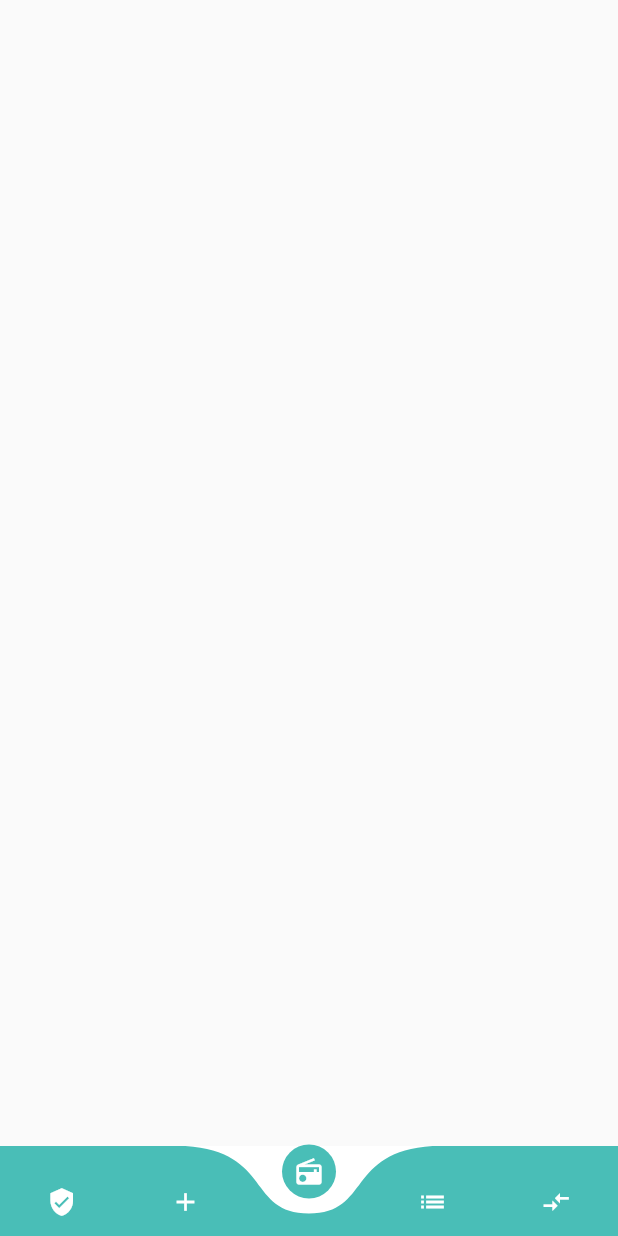
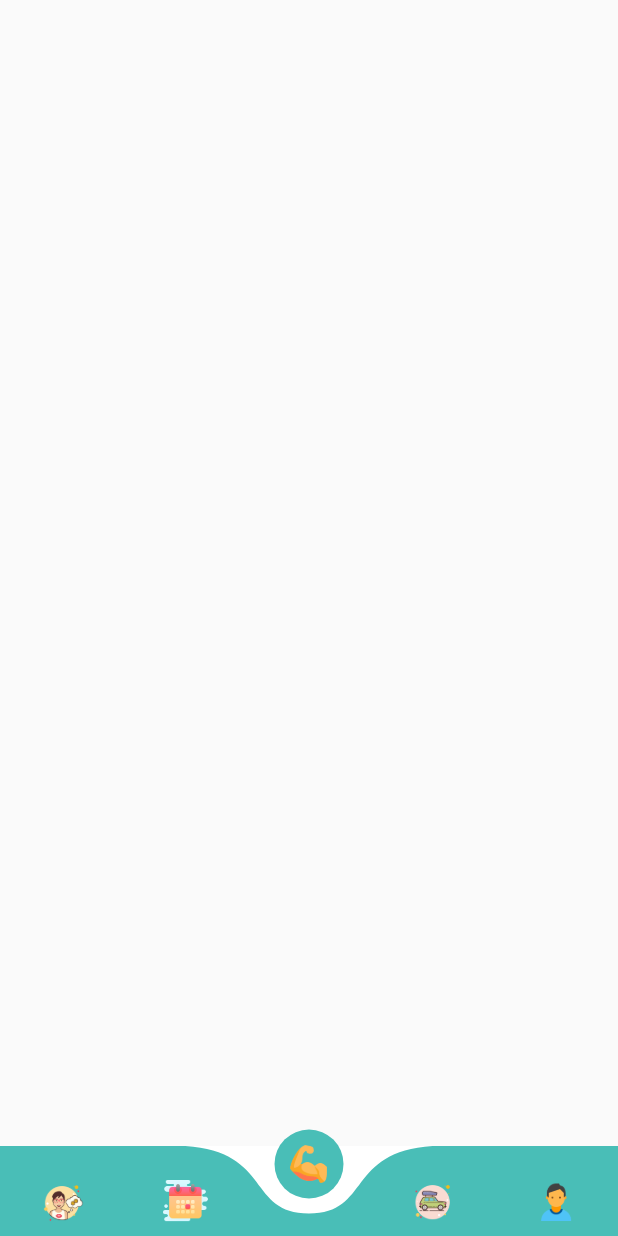
Before and after one commit to fayisode/Flex, a Flutter app: the screen it shows after launch, on a phone screen of 412 x 824 dp. Run offline on Flutter 3.47's test engine with Material 2 defaults, Android fonts, the phone set to English and light mode, and no system bars; drawn by our look-alikes of curved_navigation_bar; our stand-ins replace google_fonts, sizer.

Commit message:
Navigation Bar Image Changed

```diff
--- a/lib/screens/button-navigation/button-naviagtion.dart
+++ b/lib/screens/button-navigation/button-naviagtion.dart
@@ -21,12 +21,44 @@ class _ButtonNaviagtionState extends State<ButtonNaviagtion> {
     HomePage(),
     StashScreen()
   ];
-  final List<Icon> _icon = [
-    Icon(Icons.verified_user, size: 20, color: Colors.white),
-    Icon(Icons.add, size: 20, color: Colors.white),
-    Icon(Icons.radio, size: 20, color: Colors.white),
-    Icon(Icons.list, size: 20, color: Colors.white),
-    Icon(Icons.compare_arrows, size: 20, color: Colors.white),
+  final List<Widget> _icon = [
+    //Icon(Icons.verified_user, size: 20, color: Colors.white),
+    //
+    Image.asset(
+      "assets/images/stash.png",
+      height: 30,
+      width: 30,
+      //color: Colors.white,
+    ),
+    Image.asset(
+      "assets/images/event.png",
+      height: 30,
+      width: 30,
+      //color: Colors.white,
+    ),
+    Image.asset(
+      "assets/images/flex_image.png",
+      height: 30,
+      width: 30,
+      //color: Colors.white,
+    ),
+
+    Image.asset(
+      "assets/images/tour.png",
+      height: 30,
+      width: 30,
+      //color: Colors.white,
+    ),
+    Image.asset(
+      "assets/images/profile.png",
+      height: 30,
+      width: 30,
+      //color: Colors.white,
+    ),
+    // Icon(Icons.add, size: 20, color: Colors.white),
+    // Icon(Icons.radio, size: 20, color: Colors.white),
+    // Icon(Icons.list, size: 20, color: Colors.white),
+    // Icon(Icons.compare_arrows, size: 20, color: Colors.white),
   ];
   @override
   void initState() {
--- a/pubspec.yaml
+++ b/pubspec.yaml
@@ -47,6 +47,11 @@ flutter:
     - google_fonts/
     - assets/images/flex.png
     - assets/images/people.png
+    - assets/images/profile.png
+    - assets/images/flex_image.png
+    - assets/images/stash.png
+    - assets/images/event.png
+    - assets/images/tour.png
   #   - images/a_dot_burr.jpeg
   #   - images/a_dot_ham.jpeg
   # An image asset can refer to one or more resolution-specific "variants", see
```
Also changed, not shown: assets/images/event.png (added), assets/images/flex_image.png (added), assets/images/profile.png (added), assets/images/stash.png (added), assets/images/tour.png (added).
